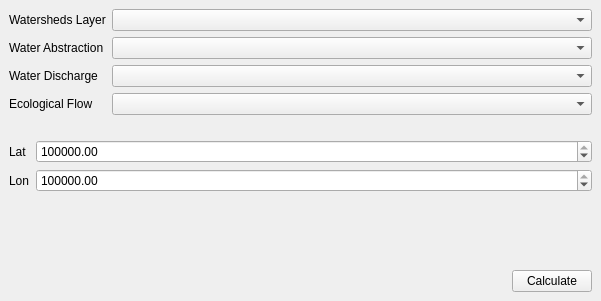
Above: dss_dockwidget_base.ui from mkmushegh/qgis-dss before the change. Below: the same form after it.
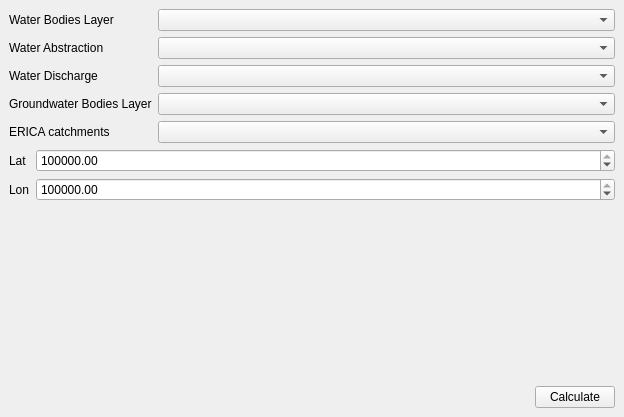
That is the form after the change. Custom widgets are drawn as their Qt base class.

Commit message: draft version of water load

```diff
--- a/dss_dockwidget_base.ui
+++ b/dss_dockwidget_base.ui
@@ -6,8 +6,8 @@
    <rect>
     <x>0</x>
     <y>0</y>
-    <width>601</width>
-    <height>301</height>
+    <width>624</width>
+    <height>417</height>
    </rect>
   </property>
   <property name="windowTitle">
@@ -22,7 +22,7 @@
         <item row="0" column="0">
          <widget class="QLabel" name="label">
           <property name="text">
-           <string>Watersheds Layer</string>
+           <string>Water Bodies Layer</string>
           </property>
          </widget>
         </item>
@@ -52,12 +52,22 @@
         <item row="3" column="0">
          <widget class="QLabel" name="label_4">
           <property name="text">
-           <string>Ecological Flow</string>
+           <string>Groundwater Bodies Layer</string>
           </property>
          </widget>
         </item>
         <item row="3" column="1">
-         <widget class="QgsMapLayerComboBox" name="mMapLayerComboBox_4"/>
+         <widget class="QgsMapLayerComboBox" name="cmbGroundwater"/>
+        </item>
+        <item row="4" column="0">
+         <widget class="QLabel" name="lblCatchments">
+          <property name="text">
+           <string>ERICA catchments</string>
+          </property>
+         </widget>
+        </item>
+        <item row="4" column="1">
+         <widget class="QgsMapLayerComboBox" name="cmbCatchments"/>
         </item>
        </layout>
       </item>
@@ -76,7 +86,7 @@
            <double>100000000.000000000000000</double>
           </property>
           <property name="value">
-           <double>471739.000000000000000</double>
+           <double>604752.000000000000000</double>
           </property>
          </widget>
         </item>
@@ -93,12 +103,25 @@
            <double>1000000000.000000000000000</double>
           </property>
           <property name="value">
-           <double>4485115.000000000000000</double>
+           <double>4319743.000000000000000</double>
           </property>
          </widget>
         </item>
        </layout>
       </item>
+      <item>
+       <spacer name="verticalSpacer">
+        <property name="orientation">
+         <enum>Qt::Vertical</enum>
+        </property>
+        <property name="sizeHint" stdset="0">
+         <size>
+          <width>20</width>
+          <height>40</height>
+         </size>
+        </property>
+       </spacer>
+      </item>
       <item>
        <layout class="QHBoxLayout" name="horizontalLayout">
         <item>
```
Left out of the diff: 24 changed lines with no effect on the pictures. The commit also changes 2 other files.
